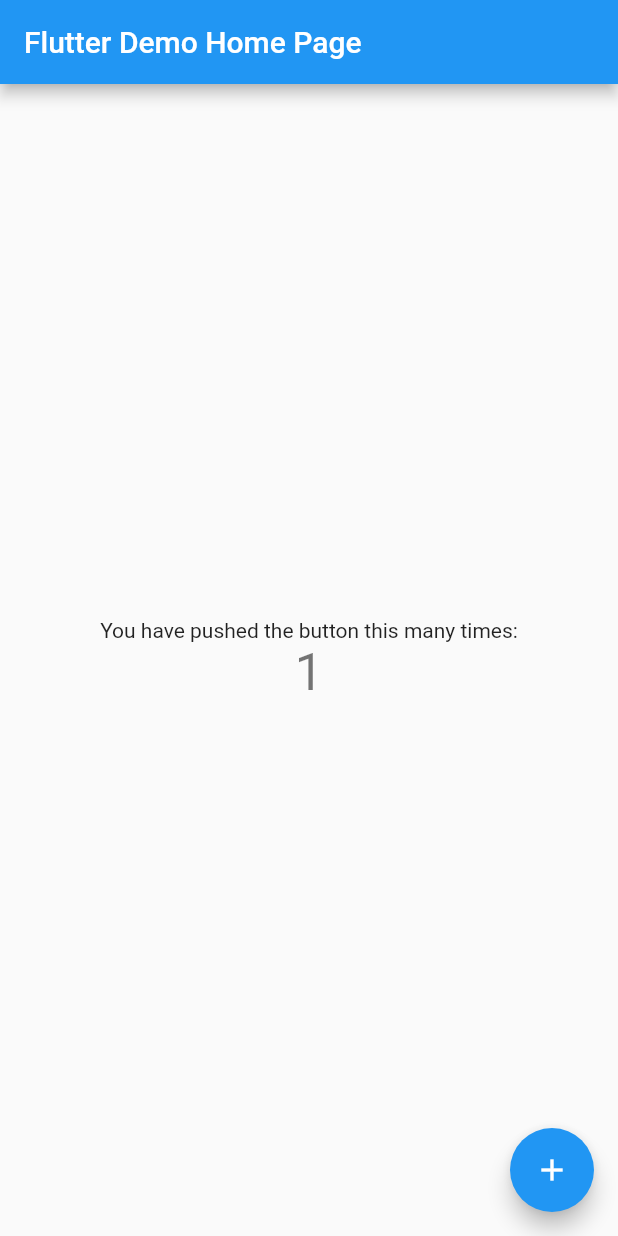
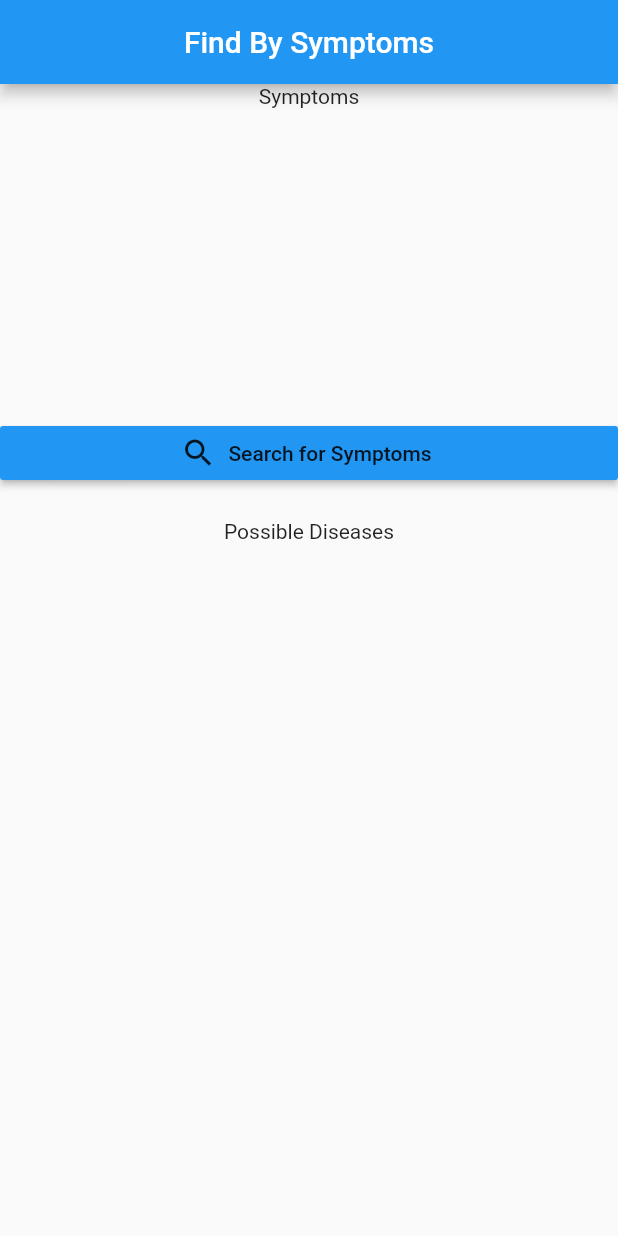
Before and after one commit to raghavansus/QuickMed, a Flutter app: the screen it shows after launch, after a tap on the "add" icon, on a phone screen of 412 x 824 dp. Run offline on Flutter 3.47's test engine with Material 2 defaults, Android fonts, the phone set to English and light mode, and no system bars.

Commit message:
Search bar exists after the increment button has been clicked

```diff
--- a/lib/main.dart
+++ b/lib/main.dart
@@ -1,4 +1,7 @@
 import 'package:flutter/material.dart';
+
+import 'symptomFinder.dart';
+
 
 void main() {
   runApp(MyApp());
@@ -102,13 +105,19 @@ class _MyHomePageState extends State<MyHomePage> {
             ),
             Text(
               '$_counter',
-              style: Theme.of(context).textTheme.headline4,
+              style: Theme
+                  .of(context)
+                  .textTheme
+                  .headline4,
             ),
           ],
         ),
       ),
       floatingActionButton: FloatingActionButton(
-        onPressed: _incrementCounter,
+        onPressed: () => {
+        Navigator.push(context,
+        MaterialPageRoute(builder: (context) => symptomFinder()))
+        },
         tooltip: 'Increment',
         child: Icon(Icons.add),
       ), // This trailing comma makes auto-formatting nicer for build methods.
--- /dev/null
+++ b/lib/symptomFinder.dart
@@ -0,0 +1,159 @@
+
+import 'dart:ui';
+
+
+import 'package:flutter/cupertino.dart';
+import 'package:flutter/material.dart';
+import 'main.dart';
+
+
+var Symptoms = [
+  "cough",
+  "fever",
+  "nausea",
+  "idk",
+  "new symptom"
+];
+
+var shownSymptoms = [
+
+];
+
+class symptomFinder extends StatelessWidget {
+  @override
+  Widget build(BuildContext context) {
+    return MaterialApp(
+      title: 'Enter Symptoms',
+      home: regularScreen(),
+    );
+  }
+}
+
+// ignore: camel_case_types
+class regularScreen extends StatefulWidget {
+  @override
+  State<StatefulWidget> createState() => new EqByVar();
+}
+
+class EqByVar extends State<regularScreen> {
+
+  @override
+  Widget build(BuildContext context) {
+    return Scaffold(
+      appBar: AppBar(
+        centerTitle: true,
+        title: Text("Find By Symptoms"),
+      ),
+
+      body: Container(
+//
+        child: Center(
+          child: Column(
+            children: <Widget>[
+
+              Text('Symptoms'),
+//             Expanded(
+//               child:
+              SizedBox(
+                width: MediaQuery.of(context).copyWith().size.width,
+                height: MediaQuery.of(context).copyWith().size.height / 4,
+                child: Wrap(
+                  children: <Widget>[
+                    for (var item in shownSymptoms)
+                      Container(
+                          margin: new EdgeInsets.all(2.5),
+                          child: RaisedButton.icon(
+                            icon: Icon(Icons.clear),
+                            color: Colors.red,
+                            label: Text(
+                              item,
+                              style: new TextStyle(
+                                fontSize: 15.0,
+                                color: Colors.green,
+                              ),
+                            ),
+                            onPressed: () => {
+                              setState(() {
+                                shownSymptoms.remove(item);
+                              })
+                            },
+                          ))
+                  ],
+                ),
+              ),
+
+              ButtonTheme(
+                minWidth: MediaQuery.of(context).copyWith().size.width,
+                child: RaisedButton.icon(
+                    onPressed: () => {
+                      showSearch(
+                          context: context, delegate: VariableSearch())
+                    },
+                    icon: Icon(Icons.search),
+                    label: Text("Search for Symptoms")),
+              ),
+              if (shownSymptoms.length > 0)
+                CupertinoButton(child: Text('find disease'), onPressed: () => {
+
+                }),
+
+              new Padding(padding: EdgeInsets.all(10)),
+              new Text('Possible Diseases'),
+              new Container(
+
+              )
+
+
+            ],
+          ),
+        ),
+      ),
+    );
+  }
+}
+
+class VariableSearch extends SearchDelegate<String> {
+
+
+  @override
+  List<Widget> buildActions(BuildContext context) {
+    return [
+      IconButton(icon: Icon(Icons.clear), onPressed: () => {query = " "}),
+    ];
+  }
+
+  @override
+  Widget buildLeading(BuildContext context) {
+    return IconButton(
+        icon: AnimatedIcon(
+            icon: AnimatedIcons.menu_arrow, progress: transitionAnimation),
+        onPressed: () => {
+          close(context, null),
+        });
+  }
+
+  @override
+  Widget buildResults(BuildContext context) {
+    return Text(query);
+  }
+
+  @override
+  Widget buildSuggestions(BuildContext context) {
+    final suggestionList = query.isEmpty
+        ? Symptoms
+        : Symptoms.where((p) => p.startsWith(query.toLowerCase())).toList();
+
+    return ListView.builder(
+      itemBuilder: (context, index) => ListTile(
+        onTap: () => {
+          shownSymptoms.add(suggestionList[index]),
+          showResults(context),
+          close(context, null)
+        },
+        leading: Icon(Icons.lightbulb_outline),
+        title: Text(suggestionList[index]),
+      ),
+      itemCount: suggestionList.length,
+    );
+  }
+}
```
